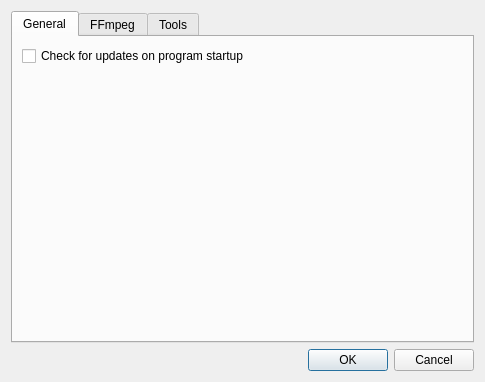
This is src/ui/optionsdialog.ui in qwinff/qwinff as Qt 5 draws it before an edit. The edited form follows.
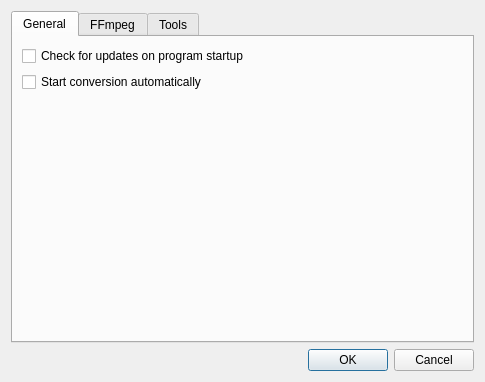
This is the edited form.

Commit message: OptionsDialog: add AutoStartConversion option.

The edit to the form file:
```diff
--- a/src/ui/optionsdialog.ui
+++ b/src/ui/optionsdialog.ui
@@ -31,6 +31,16 @@
          </property>
         </widget>
        </item>
+       <item>
+        <widget class="QCheckBox" name="chkAutoStartConversion">
+         <property name="toolTip">
+          <string>Automatically start conversion after adding files to the list.</string>
+         </property>
+         <property name="text">
+          <string>Start conversion automatically</string>
+         </property>
+        </widget>
+       </item>
        <item>
         <spacer name="verticalSpacer">
          <property name="orientation">
```
The commit also changes 1 other file.
